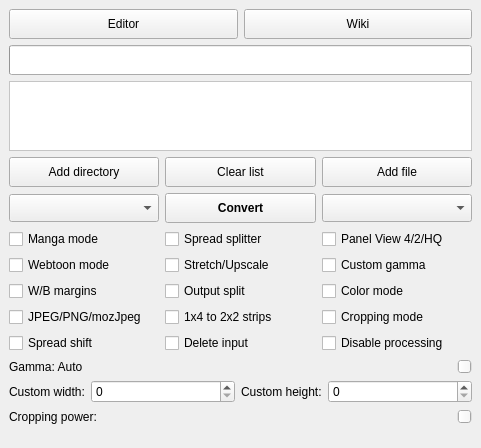
The window that gui/KCC.ui (ciromattia/kcc) describes before a commit, drawn with Qt 5.
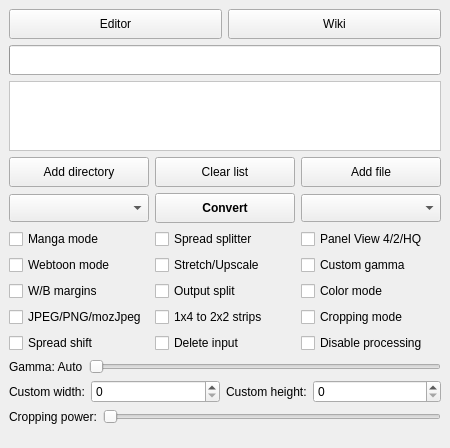
The same window after the commit. Icons and pictures are not drawn.

Commit message:
Fix cropping power sliders (#793)
* undo gui changes

* fix gui

```diff
--- a/gui/KCC.ui
+++ b/gui/KCC.ui
@@ -6,7 +6,7 @@
    <rect>
     <x>0</x>
     <y>0</y>
-    <width>481</width>
+    <width>450</width>
     <height>400</height>
    </rect>
   </property>
@@ -241,6 +241,9 @@
          <property name="singleStep">
           <number>5</number>
          </property>
+         <property name="orientation">
+          <enum>Qt::Horizontal</enum>
+         </property>
         </widget>
        </item>
       </layout>
@@ -279,6 +282,9 @@
          <property name="singleStep">
           <number>1</number>
          </property>
+         <property name="orientation">
+          <enum>Qt::Horizontal</enum>
+         </property>
         </widget>
        </item>
       </layout>
@@ -509,6 +515,9 @@
       <property name="visible">
        <bool>false</bool>
       </property>
+      <property name="alignment">
+       <set>Qt::AlignJustify|Qt::AlignVCenter</set>
+      </property>
      </widget>
     </item>
     <item row="7" column="0" colspan="2">
```
Left out of the diff: 6 changed lines with no effect on the pictures. The commit also changes 2 other files.
